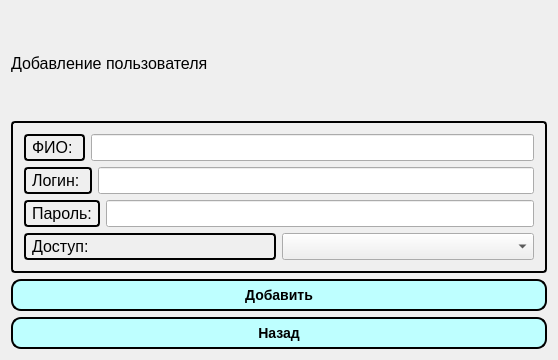
The window that admin_addus.ui (gunmaden/IS-AOOZ) describes before a commit, drawn with Qt 5.
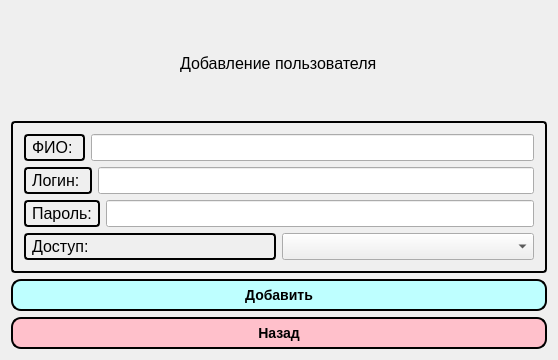
The same window after the commit. Icons and pictures are not drawn.

Diff of the .ui file:
```diff
--- a/admin_addus.ui
+++ b/admin_addus.ui
@@ -14,7 +14,7 @@
    <string>Form</string>
   </property>
   <layout class="QGridLayout" name="gridLayout">
-   <item row="0" column="0">
+   <item row="0" column="0" alignment="Qt::AlignHCenter">
     <widget class="QLabel" name="label">
      <property name="font">
       <font>
@@ -210,7 +210,7 @@
        </property>
        <property name="styleSheet">
         <string notr="true">QPushButton{
-     background-color: rgb(190, 255, 255);
+     background-color: pink;
      border-style: outset;
      border-width: 2px;
      border-radius: 10px;
```
